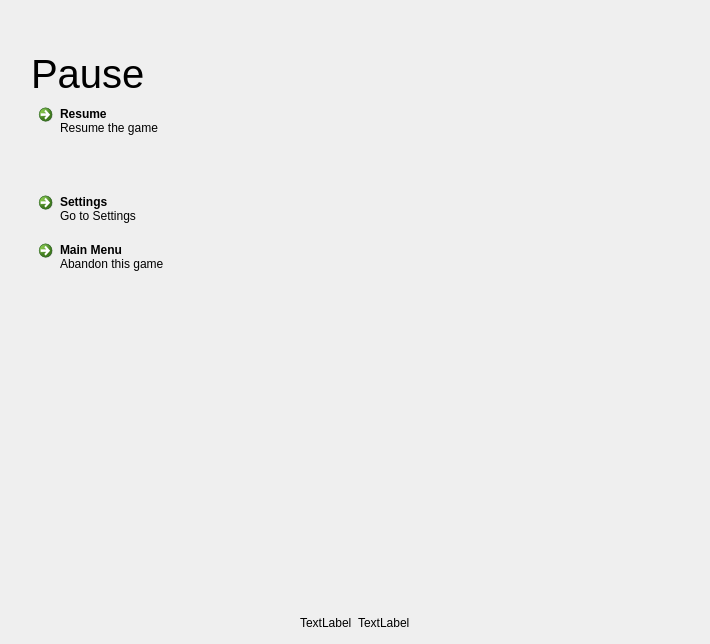
The window that screens/pausescreen.ui (vicr123/entertaining-mines) describes before a commit, drawn with Qt 5.
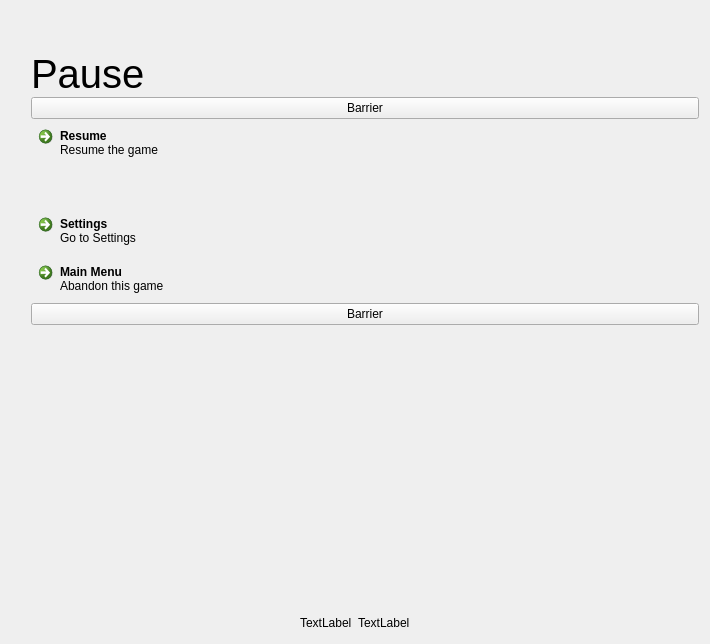
The same window after the commit. Custom widgets are drawn as their Qt base class.

What changed in the file:
```diff
--- a/screens/pausescreen.ui
+++ b/screens/pausescreen.ui
@@ -68,6 +68,13 @@
          </property>
         </widget>
        </item>
+       <item>
+        <widget class="FocusBarrier" name="focusBarrierTop">
+         <property name="text">
+          <string notr="true">Barrier</string>
+         </property>
+        </widget>
+       </item>
        <item>
         <widget class="QCommandLinkButton" name="resumeButton">
          <property name="text">
@@ -114,6 +121,13 @@
          </property>
         </widget>
        </item>
+       <item>
+        <widget class="FocusBarrier" name="focusBarrierBottom">
+         <property name="text">
+          <string notr="true">Barrier</string>
+         </property>
+        </widget>
+       </item>
        <item>
         <spacer name="verticalSpacer_2">
          <property name="orientation">
@@ -183,6 +197,11 @@
    <extends>QLabel</extends>
    <header location="global">gamepadlabel.h</header>
   </customwidget>
+  <customwidget>
+   <class>FocusBarrier</class>
+   <extends>QPushButton</extends>
+   <header location="global">focusbarrier.h</header>
+  </customwidget>
  </customwidgets>
  <resources/>
  <connections/>
```
